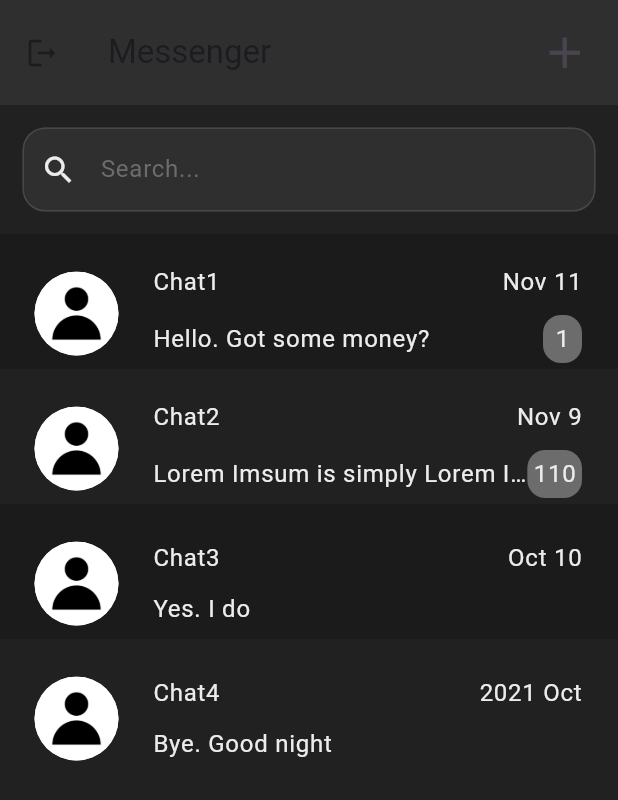
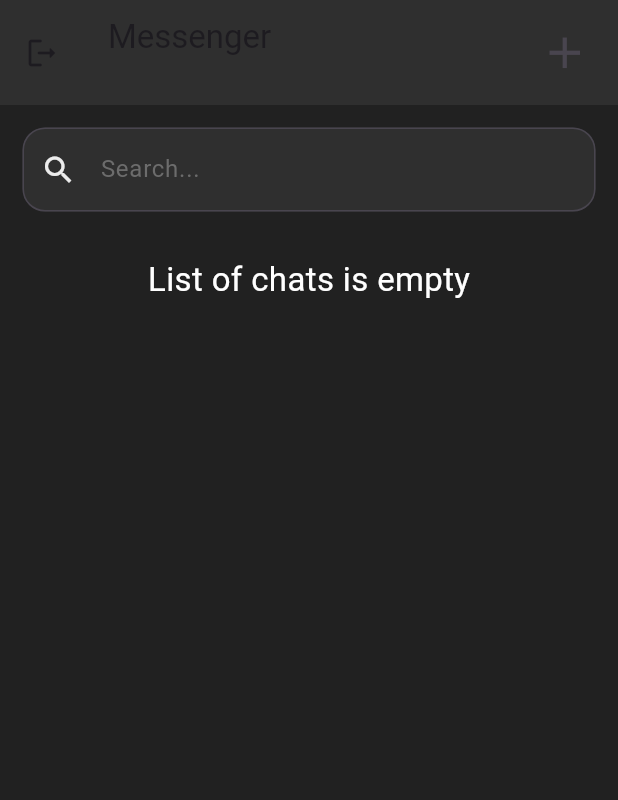
Before and after one commit to samb1232/private_messenger_frontend, a Flutter app: the HomePage screen opened by its route, on a phone screen of 412 x 824 dp. Shown: the top 800 px of the screen. Run offline on Flutter 3.47's test engine with Material 3 defaults, Android fonts, the phone set to English and light mode, and no system bars; our stand-ins replace cloud_firestore, firebase_auth, firebase_core, flutter_svg; accounts and stored records are empty.

Commit message:
Added correct display of all chats

```diff
--- a/lib/classes/chat_item.dart
+++ b/lib/classes/chat_item.dart
@@ -1,19 +1,13 @@
-import 'package:flutter/material.dart';
-
 class ChatItem {
-  int id;
-  Image? chatImage;
-  String chatName;
+  String id;
+  String chatEmail;
   String? chatLastMessage;
   DateTime lastMessageDate;
-  int? unreadMessagesNumber;
 
-  ChatItem(
-      this.id,
-      this.chatImage,
-      this.chatName,
-      this.chatLastMessage,
-      this.lastMessageDate,
-      this.unreadMessagesNumber
-      );
+  ChatItem({
+    required this.id,
+    required this.chatEmail,
+    required this.chatLastMessage,
+    required this.lastMessageDate,
+  });
 }
--- a/lib/main.dart
+++ b/lib/main.dart
@@ -1,6 +1,5 @@
 import 'package:firebase_core/firebase_core.dart';
 import 'package:flutter/material.dart';
-import 'package:flutter/services.dart';
 import 'package:private_messenger/firebase_options.dart';
 import 'package:private_messenger/pages/add_new_chat_page.dart';
 import 'package:private_messenger/pages/chat_page.dart';
--- a/lib/pages/home_page.dart
+++ b/lib/pages/home_page.dart
@@ -1,3 +1,5 @@
+import 'package:cloud_firestore/cloud_firestore.dart';
+import 'package:firebase_auth/firebase_auth.dart';
 import 'package:flutter/material.dart';
 import 'package:private_messenger/classes/chat_item.dart';
 import 'package:private_messenger/services/auth_service.dart';
@@ -14,50 +16,66 @@ class HomePage extends StatefulWidget {
 
 class _HomePageState extends State<HomePage> {
 
+  final FirebaseAuth _auth = FirebaseAuth.instance;
+
+
   static List<ChatItem> chatItemsArr = [
-    ChatItem(
-        1,
-        null,
-        "Chat1",
-        "Hello. Got some money?",
-        DateTime(2023, 11, 11, 0, 30),
-        1
-    ),
-    ChatItem(
-        2,
-        null,
-        "Chat2",
-        "Lorem Imsum is simply Lorem Imsum is simply Lorem Imsum is simply",
-        DateTime(2023, 11, 9, 10, 0),
-        110
-    ),
-    ChatItem(
-        3,
-        null,
-        "Chat3",
-        "Yes. I do",
-        DateTime(2023, 10, 10, 10, 0),
-        0
-    ),
-    ChatItem(
-        4,
-        null,
-        "Chat4",
-        "Bye. Good night",
-        DateTime(2021, 10, 10, 10, 0),
-        0
-    ),
   ];
+
+  @override
+  void initState() {
+    super.initState();
+
+    FirebaseFirestore.instance.collection('chats')
+        .where('participants', arrayContains: _auth.currentUser!.email)
+        .snapshots().listen((QuerySnapshot<Map<String, dynamic>> event) {
+          _getUserItemsFromDB(event.docs);
+    });
+  }
+
+  void _getUserItemsFromDB(List<QueryDocumentSnapshot<Map<String, dynamic>>> docs) {
+    List<ChatItem> newChatItems = [];
+    ChatItem newItem;
+    for (QueryDocumentSnapshot doc in docs) {
+      newItem = ChatItem(
+          id: doc.id,
+          chatEmail: doc["participants"][0] == _auth.currentUser!.email
+              ? doc["participants"][1] : doc["participants"][0],
+          chatLastMessage: doc['lastMessage'],
+          lastMessageDate: doc['lastMessageDate'].toDate()
+      );
+      newChatItems.add(newItem);
+    }
+
+    chatItemsArr = newChatItems;
+    updateList();
+
+  }
 
 
   List<ChatItem> displayList = List.from(chatItemsArr);
   void updateFilterList(String value) {
     setState(() {
       displayList = chatItemsArr.where(
-              (element) => element.chatName.toLowerCase().contains(value.toLowerCase())
+              (element) => element.chatEmail.toLowerCase().contains(value.toLowerCase())
       ).toList();
+      displayList.sort((ChatItem a, ChatItem b) {
+        return b.lastMessageDate.compareTo(a.lastMessageDate);
+      });
     });
   }
+
+  void updateList() {
+    setState(() {
+      displayList = List.from(chatItemsArr);
+      displayList.sort((ChatItem a, ChatItem b) {
+        return b.lastMessageDate.compareTo(a.lastMessageDate);
+      });
+    });
+  }
+
+
+
 
   @override
   Widget build(BuildContext context) {
@@ -72,7 +90,23 @@ class _HomePageState extends State<HomePage> {
             logOut(context);
           },
         ),
-        title: const Text(Strings.messengerText),
+        title: Column(
+          crossAxisAlignment: CrossAxisAlignment.start,
+          children: [
+            const Text(
+              Strings.messengerText,
+              style: TextStyle(
+                  fontSize: 22
+              ),
+            ),
+            Text(
+              _auth.currentUser?.email??"",
+              style: const TextStyle(
+                fontSize: 16
+              ),
+            ),
+          ],
+        ),
         actions: [
           Padding(
             padding: const EdgeInsets.symmetric(horizontal: 10),
@@ -119,7 +153,20 @@ class _HomePageState extends State<HomePage> {
             ),
           ),
           Expanded(
-              child: ListView.builder(
+              child: displayList.isEmpty
+                  ? const Column(
+                mainAxisAlignment: MainAxisAlignment.start,
+                    children: [
+                      SizedBox(height: 15,),
+                      Center(child: Text(
+                Strings.emptyChatsListText,
+                style: TextStyle(
+                        color: Colors.white,
+                        fontSize: 22
+                ),)),
+                    ],
+                  )
+                  : ListView.builder(
                 itemCount: displayList.length,
                 itemBuilder: (BuildContext context, int index) {
                   return Container(
@@ -127,7 +174,7 @@ class _HomePageState extends State<HomePage> {
                     width: double.infinity,
                     color: (index % 2 == 0) ? MyColors.dark3 : MyColors.dark2,
                     child: ListTile(
-                      onTap: () => _openChat(displayList[index].id),
+                      onTap: () => _openChat(),
                       leading: const CircleAvatar(
                         backgroundImage: AssetImage("assets/profile_picture.jpg"),
                         radius: 35,
@@ -140,7 +187,7 @@ class _HomePageState extends State<HomePage> {
                             children: [
                               Expanded(
                                 child: Text(
-                                    displayList[index].chatName,
+                                    displayList[index].chatEmail,
                                     overflow: TextOverflow.ellipsis,
                                     style: const TextStyle(
                                       color: MyColors.light1,
@@ -159,8 +206,8 @@ class _HomePageState extends State<HomePage> {
                           Row(
                             mainAxisAlignment: MainAxisAlignment.spaceBetween,
                             children: [
-                              _getChatLastMessage(displayList[index].chatLastMessage),
-                              _getChatUnreadMessagesBox(displayList[index].unreadMessagesNumber)
+                              _getChatLastMessageWidget(displayList[index].chatLastMessage),
+                              Container() // TODO: реализовать отображение непрочитаннных сообщений
                             ],
                           )
                         ],
@@ -193,8 +240,8 @@ class _HomePageState extends State<HomePage> {
     return "${Strings.months[date.month-1]} ${date.day}";
   }
 
-  Widget _getChatUnreadMessagesBox(int? numberOfUnreadMessages) {
-    if (numberOfUnreadMessages == null || numberOfUnreadMessages == 0) {
+  Widget _getChatUnreadMessagesBoxWidget(bool hasUnreadMessages) {
+    if (!hasUnreadMessages) {
       return const SizedBox();
     }
     return Container(
@@ -206,18 +253,10 @@ class _HomePageState extends State<HomePage> {
       constraints: const BoxConstraints(
         minWidth: 26,
       ),
-      child: Center(
-        child: Text(
-          "$numberOfUnreadMessages",
-          style: const TextStyle(
-            color: MyColors.light1,
-          ),
-        ),
-      ),
     );
   }
 
-  Widget _getChatLastMessage (String? lastMessage) {
+  Widget _getChatLastMessageWidget (String? lastMessage) {
     if (lastMessage == null) {
       return const SizedBox();
     }
@@ -232,7 +271,8 @@ class _HomePageState extends State<HomePage> {
     );
   }
 
-  void _openChat(int chatId) {
+  void _openChat() {
+    // TODO: реализовать функцию открытия чата
     Navigator.pushNamed(context, "/chat");
   }
 
--- a/lib/pages/login_page.dart
+++ b/lib/pages/login_page.dart
@@ -1,12 +1,9 @@
 import 'package:flutter/material.dart';
-import 'package:private_messenger/configs.dart';
 import 'package:private_messenger/services/auth_service.dart';
 import 'package:private_messenger/strings.dart';
 import 'package:private_messenger/style/colors.dart';
 import 'package:flutter_svg/flutter_svg.dart';
 import 'package:provider/provider.dart';
-import 'package:web_socket_channel/io.dart';
-import 'package:web_socket_channel/web_socket_channel.dart';
 
 
 class LoginPage extends StatefulWidget {
--- a/lib/services/auth_service.dart
+++ b/lib/services/auth_service.dart
@@ -6,6 +6,7 @@ class AuthService extends ChangeNotifier {
   final FirebaseAuth _firebaseAuth = FirebaseAuth.instance;
 
   final FirebaseFirestore _fireStore = FirebaseFirestore.instance;
+
 
   Future<UserCredential> signInWithEmailAndPassword(String email, String password) async {
     try {
--- a/lib/strings.dart
+++ b/lib/strings.dart
@@ -32,4 +32,10 @@ class Strings {
   static const String incorrectPasswordText = "Incorrect password";
   static const String incorrectPasswordAgainText = "Passwords are not the same";
 
+  static const String chatAlreadyExistsText = "Chat already exists with these user";
+  static const String cantCreateChatWithYourselfText = 'You can\'t create chat with yourself';
+
+  static const String userNotFoundText = "User not found";
+
+  static const String emptyChatsListText = "List of chats is empty";
 }
```
Also changed, not shown: lib/pages/add_new_chat_page.dart (+21 -6 lines), lib/services/chats_service.dart (added, +69 -0 lines).
